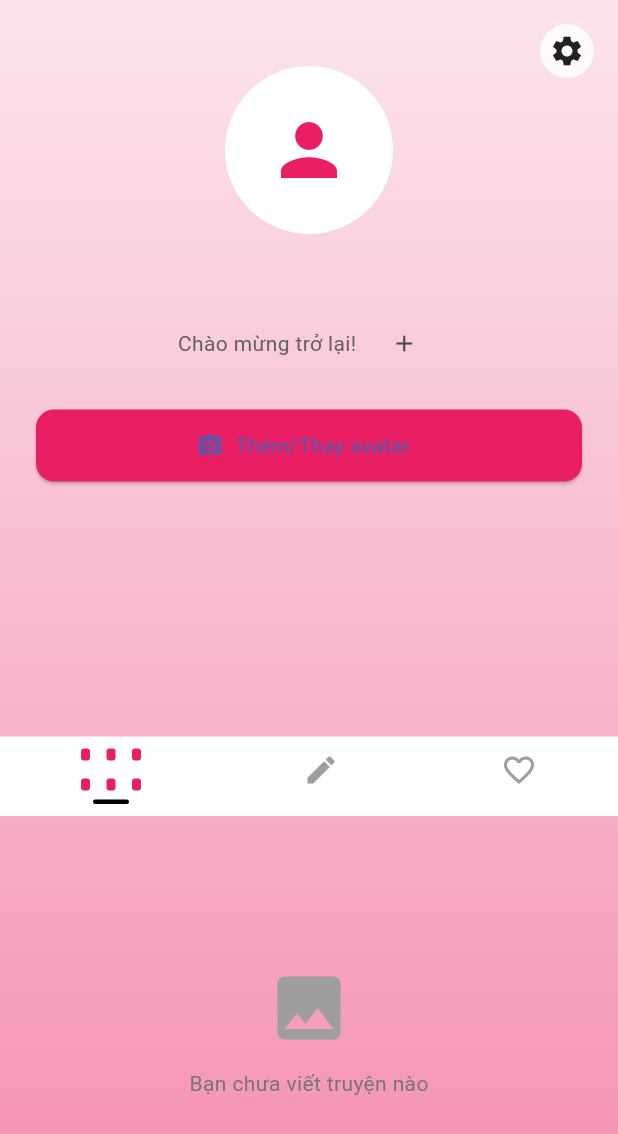
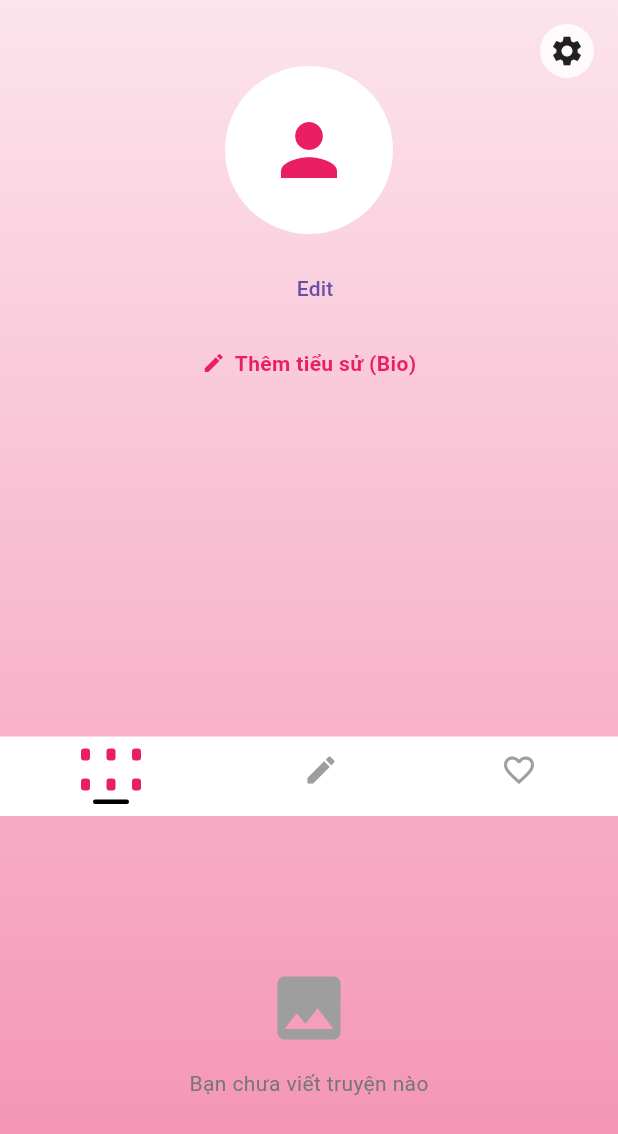
Before and after one commit to LoveStalin/appgaylo, a Flutter app: the AccountScreen widget shown alone on an empty page, opened directly, on a phone screen of 412 x 824 dp. Shown: the top 1134 px of the screen. Run offline on Flutter 3.47's test engine with Material 3 defaults, Android fonts, the phone set to English and light mode, and no system bars; our stand-ins replace firebase_auth, firebase_core, google_sign_in, image_picker, shared_preferences; missing offline and left inert: flutter_facebook_auth; accounts and stored records are empty.

Commit message:
Nhìn Huyền xinh quá,anh phải làm tý flutter thuiii

```diff
--- a/lib/main.dart
+++ b/lib/main.dart
@@ -9,26 +9,21 @@ import 'package:shared_preferences/shared_preferences.dart';
 
 void main() async {
   WidgetsFlutterBinding.ensureInitialized();
-
   await Firebase.initializeApp();
-
   runApp(const MyApp());
 }
 
 class MyApp extends StatefulWidget {
   const MyApp({super.key});
 
-  // Public helper to change the app theme without exposing private state type
   static void setAppTheme(BuildContext context, ThemeMode mode) {
     context.findAncestorStateOfType<_MyAppState>()?.setThemeMode(mode);
   }
 
-  // Public helper to change app language
   static void setAppLanguage(BuildContext context, String lang) {
     context.findAncestorStateOfType<_MyAppState>()?.setLanguage(lang);
   }
 
-  // Public helper to get current language
   static String getAppLanguage(BuildContext context) {
     return context.findAncestorStateOfType<_MyAppState>()?.lang ?? 'vi';
   }
@@ -39,7 +34,7 @@ class MyApp extends StatefulWidget {
 
 class _MyAppState extends State<MyApp> {
   ThemeMode _themeMode = ThemeMode.light;
-  String _lang = 'vi'; // default Vietnamese
+  String _lang = 'vi';
 
   @override
   void initState() {
@@ -78,7 +73,6 @@ class _MyAppState extends State<MyApp> {
     setState(() => _themeMode = mode);
   }
 
-  // expose current language
   String get lang => _lang;
 
   Future<void> setLanguage(String lang) async {
@@ -113,14 +107,13 @@ class _MyAppState extends State<MyApp> {
   }
 }
 
-// Simple in-file localization map for two languages.
 const Map<String, Map<String, String>> _localized = {
   'vi': {
     'app_title': 'Truyện Huyền Thoại',
     'home': 'Trang chủ',
     'library': 'Thư viện',
     'write': 'Viết truyện',
-    'account': 'Tài khoản',
+    'profile': 'Trang cá nhân',
     'search_hint': 'Tìm truyện...',
     'featured': '🔥 Truyện nổi bật',
     'new': '📚 Truyện mới',
@@ -151,7 +144,7 @@ const Map<String, Map<String, String>> _localized = {
     'confirm': 'Đăng xuất',
     'edit_bio': 'Chỉnh sửa Bio',
     'save': 'Lưu',
-    'add_bio': 'Thêm bio',
+    'add_bio': 'Thêm tiểu sử (Bio)',
     'welcome_back': 'Chào mừng trở lại!',
   },
   'en': {
@@ -159,7 +152,7 @@ const Map<String, Map<String, String>> _localized = {
     'home': 'Home',
     'library': 'Library',
     'write': 'Write',
-    'account': 'Account',
+    'profile': 'Profile',
     'search_hint': 'Search',
     'featured': '🔥 Featured',
     'new': '📚 New',
@@ -224,44 +217,35 @@ class _HomePageState extends State<HomePage> {
       appBar: AppBar(
         title: Text(L(context, 'app_title')),
         centerTitle: true,
-        backgroundColor: Colors.pink[100], // hồng pastel
+        backgroundColor: Colors.pink[100],
       ),
-
       body: pages[currentIndex],
-
       bottomNavigationBar: BottomNavigationBar(
         currentIndex: currentIndex,
-
         onTap: (index) {
           setState(() {
             currentIndex = index;
           });
         },
-
-        backgroundColor: Colors.pink[100], // hồng pastel
-
+        backgroundColor: Colors.pink[100],
         selectedItemColor: Colors.pink,
         unselectedItemColor: Colors.grey,
-
         items: [
           BottomNavigationBarItem(
-            icon: Icon(Icons.home),
+            icon: const Icon(Icons.home),
             label: L(context, 'home'),
           ),
-
           BottomNavigationBarItem(
-            icon: Icon(Icons.book),
+            icon: const Icon(Icons.book),
             label: L(context, 'library'),
           ),
-
           BottomNavigationBarItem(
-            icon: Icon(Icons.create),
+            icon: const Icon(Icons.create),
             label: L(context, 'write'),
           ),
-
           BottomNavigationBarItem(
-            icon: Icon(Icons.person),
-            label: L(context, 'account'),
+            icon: const Icon(Icons.person),
+            label: L(context, 'profile'),
           ),
         ],
       ),
@@ -277,11 +261,10 @@ class HomeScreen extends StatelessWidget {
     return ListView(
       padding: const EdgeInsets.all(16),
       children: [
-        // thanh tìm kiếm
         TextField(
           decoration: InputDecoration(
             hintText: L(context, 'search_hint'),
-            prefixIcon: Icon(Icons.search),
+            prefixIcon: const Icon(Icons.search),
             filled: true,
             fillColor: Colors.pink[50],
             border: OutlineInputBorder(
@@ -290,30 +273,22 @@ class HomeScreen extends StatelessWidget {
             ),
           ),
         ),
-
         const SizedBox(height: 20),
-
         Text(
           L(context, 'featured'),
-          style: TextStyle(fontSize: 18, fontWeight: FontWeight.bold),
+          style: const TextStyle(fontSize: 18, fontWeight: FontWeight.bold),
         ),
-
         const SizedBox(height: 10),
-
         Row(
           mainAxisAlignment: MainAxisAlignment.spaceBetween,
           children: const [StoryCard(), StoryCard(), StoryCard()],
         ),
-
         const SizedBox(height: 20),
-
         Text(
           L(context, 'new'),
-          style: TextStyle(fontSize: 18, fontWeight: FontWeight.bold),
+          style: const TextStyle(fontSize: 18, fontWeight: FontWeight.bold),
         ),
-
         const SizedBox(height: 10),
-
         Row(
           mainAxisAlignment: MainAxisAlignment.spaceBetween,
           children: const [StoryCard(), StoryCard(), StoryCard()],
@@ -339,17 +314,13 @@ class StoryCard extends StatelessWidget {
           ),
           child: const Icon(Icons.book, size: 40),
         ),
-
         const SizedBox(height: 5),
-
         const Text("Tên truyện", overflow: TextOverflow.ellipsis),
       ],
     );
   }
 }
 
-//Account Screen
-//Account Screen
 class AccountScreen extends StatefulWidget {
   const AccountScreen({super.key});
 
@@ -363,7 +334,7 @@ class _AccountScreenState extends State<AccountScreen> {
   bool _loading = false;
   File? _avatarImage;
   String? _bio;
-  int _accountTabIndex = 0; // 0: my stories, 1: write, 2: liked
+  int _accountTabIndex = 0;
   bool _showWriteButton = false;
 
   @override
@@ -443,7 +414,7 @@ class _AccountScreenState extends State<AccountScreen> {
       final GoogleSignInAccount? googleUser = await GoogleSignIn().signIn();
       if (googleUser == null) {
         setState(() => _loading = false);
-        return; // user canceled
+        return;
       }
       final GoogleSignInAuthentication googleAuth =
           await googleUser.authentication;
@@ -549,8 +520,8 @@ class _AccountScreenState extends State<AccountScreen> {
               end: Alignment.bottomCenter,
               colors: isDark
                   ? [
-                      Color.fromRGBO(28, 28, 30, 1),
-                      Color.fromRGBO(44, 44, 46, 1),
+                      const Color.fromRGBO(28, 28, 30, 1),
+                      const Color.fromRGBO(44, 44, 46, 1),
                     ]
                   : [Colors.pink.shade50, Colors.pink.shade200],
             ),
@@ -562,31 +533,27 @@ class _AccountScreenState extends State<AccountScreen> {
                 crossAxisAlignment: CrossAxisAlignment.center,
                 children: [
                   const SizedBox(height: 20),
-
-                  CircleAvatar(
+                  const CircleAvatar(
                     radius: 48,
                     backgroundColor: Colors.white,
                     child: Icon(Icons.person, size: 48, color: Colors.pink),
                   ),
-
                   const SizedBox(height: 14),
-
                   Text(
                     L(context, 'welcome_title'),
-                    style: TextStyle(fontSize: 20, fontWeight: FontWeight.bold),
+                    style: const TextStyle(
+                      fontSize: 20,
+                      fontWeight: FontWeight.bold,
+                    ),
                     textAlign: TextAlign.center,
                   ),
-
                   const SizedBox(height: 8),
-
                   Text(
                     L(context, 'welcome_sub'),
                     style: TextStyle(color: Colors.grey[700]),
                     textAlign: TextAlign.center,
                   ),
-
                   const SizedBox(height: 24),
-
                   Card(
                     shape: RoundedRectangleBorder(
                       borderRadius: BorderRadius.circular(16),
@@ -611,9 +578,7 @@ class _AccountScreenState extends State<AccountScreen> {
                               ),
                             ),
                           ),
-
                           const SizedBox(height: 12),
-
                           ElevatedButton.icon(
                             onPressed: _signInWithFacebook,
                             icon: const Icon(
@@ -629,9 +594,7 @@ class _AccountScreenState extends State<AccountScreen> {
                               ),
                             ),
                           ),
-
                           const SizedBox(height: 12),
-
                           ElevatedButton.icon(
                             onPressed: () {},
                             icon: const Icon(Icons.apple, color: Colors.white),
@@ -644,9 +607,7 @@ class _AccountScreenState extends State<AccountScreen> {
                               ),
                             ),
                           ),
-
                           const SizedBox(height: 8),
-
                           TextButton(
                             onPressed: _signUpWithEmail,
                             child: Text(L(context, 'sign_up')),
@@ -655,16 +616,12 @@ class _AccountScreenState extends State<AccountScreen> {
                       ),
                     ),
                   ),
-
                   const SizedBox(height: 20),
-
                   Text(
                     L(context, 'or_use_email'),
-                    style: TextStyle(color: Colors.black54),
+                    style: const TextStyle(color: Colors.black54),
                   ),
-
                   const SizedBox(height: 12),
-
                   TextField(
                     controller: _emailController,
                     keyboardType: TextInputType.emailAddress,
@@ -672,15 +629,13 @@ class _AccountScreenState extends State<AccountScreen> {
                       hintText: L(context, 'email'),
                       filled: true,
                       fillColor: Colors.white,
-                      border: OutlineInputBorder(
+                      border: const OutlineInputBorder(
                         borderRadius: BorderRadius.all(Radius.circular(12)),
                         borderSide: BorderSide.none,
                       ),
                     ),
                   ),
-
                   const SizedBox(height: 8),
-
                   TextField(
                     controller: _passwordController,
                     obscureText: true,
@@ -688,15 +643,13 @@ class _AccountScreenState extends State<AccountScreen> {
                       hintText: L(context, 'password'),
                       filled: true,
                       fillColor: Colors.white,
-                      border: OutlineInputBorder(
+                      border: const OutlineInputBorder(
                         borderRadius: BorderRadius.all(Radius.circular(12)),
                         borderSide: BorderSide.none,
                       ),
                     ),
                   ),
-
                   const SizedBox(height: 12),
-
                   ElevatedButton(
                     onPressed: _loading ? null : _signInWithEmail,
                     style: ElevatedButton.styleFrom(
@@ -717,9 +670,7 @@ class _AccountScreenState extends State<AccountScreen> {
                           )
                         : Text(L(context, 'sign_in')),
                   ),
-
                   const SizedBox(height: 24),
-
                   TextButton(
                     onPressed: _sendPasswordReset,
                     child: Text(L(context, 'forgot_password')),
@@ -745,8 +696,8 @@ class _AccountScreenState extends State<AccountScreen> {
                 end: Alignment.bottomCenter,
                 colors: isDark
                     ? [
-                        Color.fromRGBO(28, 28, 30, 1),
-                        Color.fromRGBO(44, 44, 46, 1),
+                        const Color.fromRGBO(28, 28, 30, 1),
+                        const Color.fromRGBO(44, 44, 46, 1),
                       ]
                     : [Colors.pink.shade50, Colors.pink.shade200],
               ),
@@ -785,64 +736,75 @@ class _AccountScreenState extends State<AccountScreen> {
                               ),
                             ),
                             const SizedBox(height: 12),
-                            Text(
-                              user.displayName ?? user.email ?? 'Người dùng',
+                            Row(
+                              mainAxisAlignment: MainAxisAlignment.center,
+                              children: [
+                                Flexible(
+                                  child: Text(
+                                    user.displayName ??
+                                        user.email ??
+                                        'Người dùng',
                                     style: const TextStyle(
                                       fontSize: 20,
                                       fontWeight: FontWeight.bold,
                                     ),
-                              textAlign: TextAlign.center,
-                            ),
-                            const SizedBox(height: 8),
-                            if ((_bio ?? '').isNotEmpty)
-                              Padding(
-                                padding: const EdgeInsets.symmetric(
-                                  horizontal: 12.0,
-                                ),
-                                child: Row(
-                                  children: [
-                                    Expanded(
-                                      child: Text(
-                                        _bio!,
-                                        style: TextStyle(
-                                          color: Colors.grey[700],
+                                    overflow: TextOverflow.ellipsis,
                                   ),
                                 ),
+                                const SizedBox(width: 8),
+                                TextButton(
+                                  onPressed: () {
+                                    Navigator.push(
+                                      context,
+                                      MaterialPageRoute(
+                                        builder: (_) =>
+                                            const EditProfileScreen(),
                                       ),
-                                    IconButton(
-                                      onPressed: _editBio,
-                                      icon: const Icon(Icons.edit, size: 18),
-                                      tooltip: 'Chỉnh sửa bio',
+                                    );
+                                  },
+                                  child: const Text("Edit"),
                                 ),
                               ],
                             ),
+                            const SizedBox(height: 8),
+
+                            // Bọc phần hiển thị Bio bằng InkWell để kích hoạt hàm _editBio khi nhấn vào
+                            InkWell(
+                              onTap: _editBio,
+                              borderRadius: BorderRadius.circular(8),
+                              child: Padding(
+                                padding: const EdgeInsets.symmetric(
+                                  horizontal: 16,
+                                  vertical: 8,
+                                ),
+                                child: (_bio ?? '').isNotEmpty
+                                    ? Text(
+                                        _bio!,
+                                        style: TextStyle(
+                                          color: isDark
+                                              ? Colors.white70
+                                              : Colors.grey[800],
+                                          fontSize: 15,
+                                        ),
+                                        textAlign: TextAlign.center,
                                       )
-                            else
-                              Row(
-                                mainAxisAlignment: MainAxisAlignment.center,
+                                    : Row(
+                                        mainAxisSize: MainAxisSize.min,
                                         children: [
+                                          const Icon(
+                                            Icons.edit,
+                                            size: 16,
+                                            color: Colors.pink,
+                                          ),
+                                          const SizedBox(width: 6),
                                           Text(
-                                    'Chào mừng trở lại!',
-                                    style: TextStyle(color: Colors.grey[700]),
+                                            L(context, 'add_bio'),
+                                            style: const TextStyle(
+                                              color: Colors.pink,
+                                              fontWeight: FontWeight.w600,
                                             ),
-                                  const SizedBox(width: 8),
-                                  IconButton(
-                                    onPressed: _editBio,
-                                    icon: const Icon(Icons.add, size: 18),
-                                    tooltip: 'Thêm bio',
                                           ),
                                         ],
-                              ),
-                            const SizedBox(height: 20),
-                            ElevatedButton.icon(
-                              onPressed: _pickAvatar,
-                              icon: const Icon(Icons.photo_camera),
-                              label: const Text('Thêm/Thay avatar'),
-                              style: ElevatedButton.styleFrom(
-                                backgroundColor: Colors.pink,
-                                minimumSize: const Size(double.infinity, 48),
-                                shape: RoundedRectangleBorder(
-                                  borderRadius: BorderRadius.circular(12),
                                       ),
                               ),
                             ),
@@ -853,8 +815,6 @@ class _AccountScreenState extends State<AccountScreen> {
                     ),
                   ),
                 ),
-                // Middle navigation bar inside Account (under profile)
-                // Make it edge-to-edge (no horizontal margin) like TikTok
                 Container(
                   width: double.infinity,
                   margin: const EdgeInsets.symmetric(vertical: 8),
@@ -864,14 +824,12 @@ class _AccountScreenState extends State<AccountScreen> {
                   ),
                   decoration: BoxDecoration(
                     color: isDark
-                        ? Color.fromRGBO(20, 20, 20, 1)
+                        ? const Color.fromRGBO(20, 20, 20, 1)
                         : Colors.white,
-                    // keep flat to edges
                   ),
                   child: Row(
                     mainAxisAlignment: MainAxisAlignment.spaceAround,
                     children: [
-                      // My stories (custom 2x3 bars)
                       InkWell(
                         onTap: () => setState(() {
                           _accountTabIndex = 0;
@@ -940,8 +898,6 @@ class _AccountScreenState extends State<AccountScreen> {
                           ],
                         ),
                       ),
-
-                      // Center pen icon (taps toggle showing the Try button below)
                       InkWell(
                         onTap: () => setState(() {
                           _accountTabIndex = 1;
@@ -970,8 +926,6 @@ class _AccountScreenState extends State<AccountScreen> {
                           ],
                         ),
                       ),
-
-                      // Liked
                       InkWell(
                         onTap: () => setState(() {
                           _accountTabIndex = 2;
@@ -1003,10 +957,7 @@ class _AccountScreenState extends State<AccountScreen> {
                     ],
                   ),
                 ),
-
-                // Content area below the nav bar (changes per selected tab)
                 const SizedBox(height: 16),
-                // show different content per tab
                 if (_accountTabIndex == 0)
                   SizedBox(
                     height: 240,
@@ -1014,7 +965,7 @@ class _AccountScreenState extends State<AccountScreen> {
                       child: Column(
                         mainAxisSize: MainAxisSize.min,
                         children: [
-                          Icon(Icons.image, size: 56, color: Colors.grey),
+                          const Icon(Icons.image, size: 56, color: Colors.grey),
                           const SizedBox(height: 12),
                           Text(
                             'Bạn chưa viết truyện nào',
@@ -1061,7 +1012,7 @@ class _AccountScreenState extends State<AccountScreen> {
                       child: Column(
                         mainAxisSize: MainAxisSize.min,
                         children: [
-                          Icon(Icons.image, size: 56, color: Colors.grey),
+                          const Icon(Icons.image, size: 56, color: Colors.grey),
                           const SizedBox(height: 12),
                           Text(
                             'Bạn chưa viết truyện nào',
@@ -1076,8 +1027,6 @@ class _AccountScreenState extends State<AccountScreen> {
             ),
           ),
         ),
-
-        // Settings icon top-left
         Positioned(
           top: 8,
           right: 8,
@@ -1092,8 +1041,8 @@ class _AccountScreenState extends State<AccountScreen> {
                   child: Container(
                     decoration: BoxDecoration(
                       color: isDark
-                          ? Color.fromRGBO(30, 30, 30, 0.6)
-                          : Color.fromRGBO(255, 255, 255, 0.85),
+                          ? const Color.fromRGBO(30, 30, 30, 0.6)
+                          : const Color.fromRGBO(255, 255, 255, 0.85),
                       shape: BoxShape.circle,
                     ),
                     padding: const EdgeInsets.all(6),
@@ -1121,7 +1070,6 @@ class _AccountScreenState extends State<AccountScreen> {
       if (file != null) {
         final picked = File(file.path);
         setState(() => _avatarImage = picked);
-        // persist avatar path locally
         try {
           final prefs = await SharedPreferences.getInstance();
           await prefs.setString('avatar_path', picked.path);
@@ -1149,7 +1097,6 @@ class _AccountScreenState extends State<AccountScreen> {
                 title: Text(L(context, 'appearance')),
                 onTap: () {
                   Navigator.of(ctx).pop();
-                  // show theme chooser
                   if (!mounted) return;
                   showDialog(
                     context: context,
@@ -1278,7 +1225,6 @@ class _AccountScreenState extends State<AccountScreen> {
                     style: const TextStyle(color: Colors.white),
                   ),
                   onTap: () async {
-                    // ask for confirmation before logging out
                     final confirm = await showDialog<bool>(
                       context: context,
                       builder: (dctx) => AlertDialog(
@@ -1326,3 +1272,48 @@ class _AccountScreenState extends State<AccountScreen> {
     );
   }
 }
+
+class EditProfileScreen extends StatelessWidget {
+  const EditProfileScreen({super.key});
+
+  @override
+  Widget build(BuildContext context) {
+    final isDark = Theme.of(context).brightness == Brightness.dark;
+
+    return Scaffold(
+      backgroundColor: isDark ? Colors.black : Colors.white,
+      appBar: AppBar(title: const Text("Edit profile")),
+      body: ListView(
+        padding: const EdgeInsets.all(20),
+        children: [
+          const Center(
+            child: CircleAvatar(
+              radius: 50,
+              child: Icon(Icons.person, size: 50),
+            ),
+          ),
+          const SizedBox(height: 12),
+          Center(
+            child: TextButton(
+              onPressed: () {},
+              child: const Text("Change photo"),
+            ),
+          ),
+          const SizedBox(height: 20),
+          const ListTile(
+            title: Text("Name"),
+            trailing: Icon(Icons.chevron_right),
+          ),
+          const ListTile(
+            title: Text("Username"),
+            trailing: Icon(Icons.chevron_right),
+          ),
+          const ListTile(
+            title: Text("Bio"),
+            trailing: Icon(Icons.chevron_right),
+          ),
+        ],
+      ),
+    );
+  }
+}
```
Lines whose indentation alone changed are shown as unchanged.
